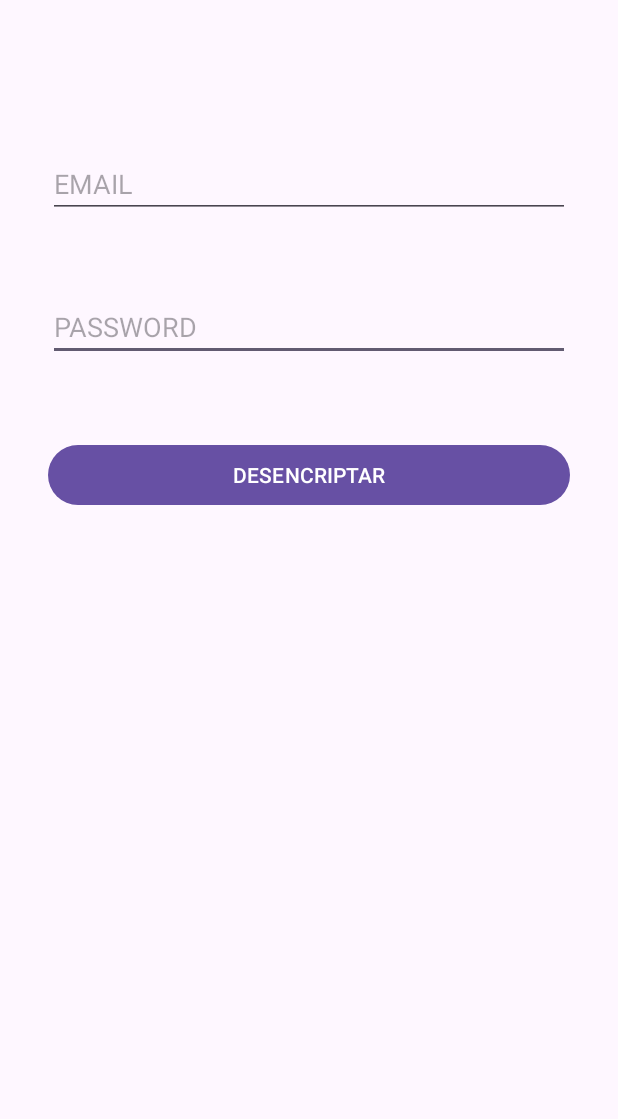
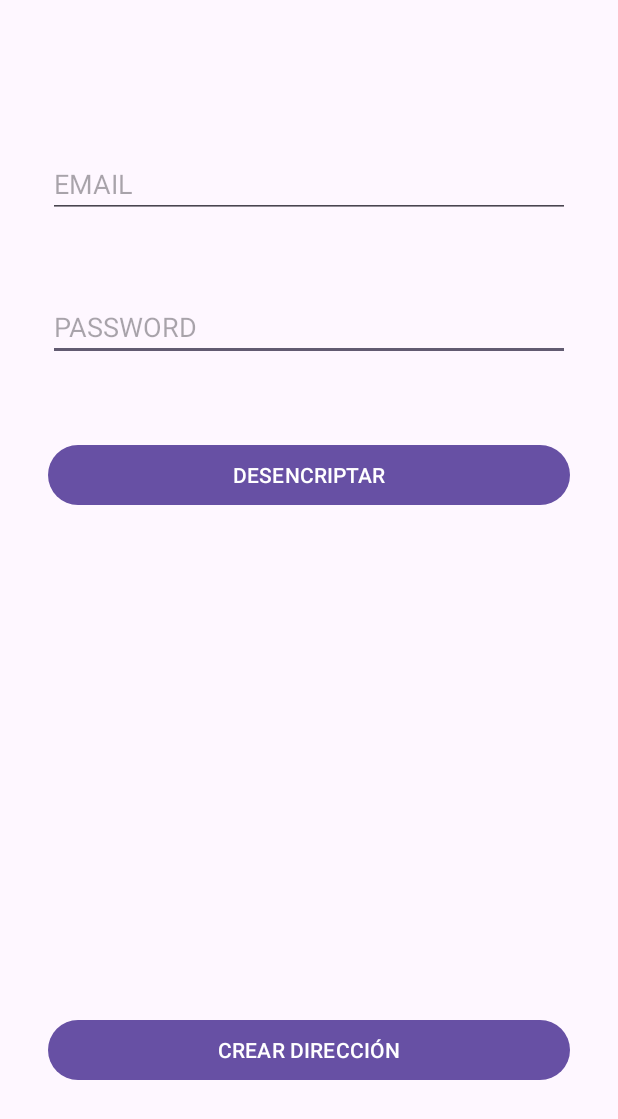
Before and after one commit to sergiio920/04-EnviarYRecibirInformacion, an Android app: the screen it shows after launch (MainActivity), on a phone screen of 412 x 824 dp. Shown: the top 1119 px of the screen. Run offline under Robolectric (Android 15) with nearby library versions, the phone set to English and light mode, and no system bars.

Commit message:
ejemplo acabado

```diff
--- a/app/src/main/java/sergio/moron/a04_enviaryrecibirinformacion/MainActivity.java
+++ b/app/src/main/java/sergio/moron/a04_enviaryrecibirinformacion/MainActivity.java
@@ -1,5 +1,10 @@
 package sergio.moron.a04_enviaryrecibirinformacion;
 
+import androidx.activity.result.ActivityResult;
+import androidx.activity.result.ActivityResultCallback;
+import androidx.activity.result.ActivityResultLauncher;
+import androidx.activity.result.contract.ActivityResultContracts;
+import androidx.annotation.Nullable;
 import androidx.appcompat.app.AppCompatActivity;
 
 import android.content.Intent;
@@ -7,13 +12,18 @@ import android.os.Bundle;
 import android.view.View;
 import android.widget.Button;
 import android.widget.EditText;
+import android.widget.Toast;
 
+import sergio.moron.a04_enviaryrecibirinformacion.modelos.Direccion;
 import sergio.moron.a04_enviaryrecibirinformacion.modelos.Usuario;
 
 public class MainActivity extends AppCompatActivity {
     private EditText txtPassword;
     private EditText txtEmail;
     private Button btnDesencriptar;
+    private Button btnCrearDireccion;
+    private final int DIRECCIONES = 123;
+    private ActivityResultLauncher<Intent> launcherDirecciones;
 
     @Override
     protected void onCreate(Bundle savedInstanceState) {
@@ -21,6 +31,7 @@ public class MainActivity extends AppCompatActivity {
         setContentView(R.layout.activity_main);
 
         inicializarVista();
+        inicializarLauncher();
 
         btnDesencriptar.setOnClickListener(new View.OnClickListener() {
             @Override
@@ -37,11 +48,75 @@ public class MainActivity extends AppCompatActivity {
                 startActivity(intent);
             }
         });
+
+        btnCrearDireccion.setOnClickListener(new View.OnClickListener() {
+            @Override
+            public void onClick(View view) {
+                Intent intent = new Intent(MainActivity.this, CrearDireccionActivity.class);
+                //startActivity(intent);
+                //startActivityForResult(intent, DIRECCIONES);
+                launcherDirecciones.launch(intent);
+            }
+        });
     }
+
+    private void inicializarLauncher() {
+        //registrar una actividad de retorno con 2 partes
+        //1- como lanzo la actividad hija (equivale al startActivityForResult)
+        //2- que hago cuando la hija termina (equivalente al onActivityResult)
+        launcherDirecciones = registerForActivityResult(new ActivityResultContracts.StartActivityForResult(), new ActivityResultCallback<ActivityResult>() {
+            @Override
+            public void onActivityResult(ActivityResult result) {
+                if (result.getResultCode() == RESULT_OK) {
+                    if (result.getData() != null){
+                        Bundle bundle = result.getData().getExtras();
+                        Direccion direccion = (Direccion) bundle.getSerializable("DIRECCION");
+                        Toast.makeText(MainActivity.this, direccion.toString(), Toast.LENGTH_SHORT).show();
+                    } else {
+                        Toast.makeText(MainActivity.this, "FALTAN DATOS", Toast.LENGTH_SHORT).show();
+                    }
+                } else {
+                    Toast.makeText(MainActivity.this, "CANCELADA", Toast.LENGTH_SHORT).show();
+                }
+            }
+        }
+        );
+    }
+
+/*
+    /**
+     * Se activa al retornar StartActivityFromResult
+     * @param requestCode --> identificador de la ventana de la actividad que se ha cerrado
+     *                        "El tipo de dato que retorna"
+     * @param resultCode --> el mod en el que se ha cerrado
+     * @param data --> Datos retornados (intent con el bundle dentro)
+     */
+   /* @Override
+    protected void onActivityResult(int requestCode, int resultCode, @Nullable Intent data) {
+        super.onActivityResult(requestCode, resultCode, data);
+
+        //averiguar que actividad se ha cerrado
+        if (requestCode == DIRECCIONES) {
+            //averiguar si se cerró con éxito
+            if (resultCode == RESULT_OK) {
+                //averiguar si vuelve con datos
+                if (data != null) {
+                    Bundle bundle = data.getExtras();
+                    Direccion direccion = (Direccion) bundle.getSerializable("DIRECCION");
+                } else {
+                    Toast.makeText(this, "NO HAY DATOS", Toast.LENGTH_SHORT).show();
+                }
+            } else {
+                Toast.makeText(this, "CANCELADA", Toast.LENGTH_SHORT).show();
+            }
+        }
+    }
+   */
 
     private void inicializarVista() {
         txtPassword = findViewById(R.id.txtPasswordMain);
         txtEmail = findViewById(R.id.txtEmailMain);
         btnDesencriptar = findViewById(R.id.btnDesencriptarMain);
+        btnCrearDireccion = findViewById(R.id.btnCrearDireccionMain);
     }
 }
--- a/app/src/main/res/layout/activity_main.xml
+++ b/app/src/main/res/layout/activity_main.xml
@@ -48,4 +48,16 @@
         app:layout_constraintEnd_toEndOf="parent"
         app:layout_constraintStart_toStartOf="parent"
         app:layout_constraintTop_toTopOf="parent" />
+
+    <Button
+        android:id="@+id/btnCrearDireccionMain"
+        android:layout_width="0dp"
+        android:layout_height="wrap_content"
+        android:layout_marginStart="32dp"
+        android:layout_marginEnd="32dp"
+        android:layout_marginBottom="100dp"
+        android:text="CREAR DIRECCIÓN"
+        app:layout_constraintBottom_toBottomOf="parent"
+        app:layout_constraintEnd_toEndOf="parent"
+        app:layout_constraintStart_toStartOf="parent" />
 </androidx.constraintlayout.widget.ConstraintLayout>
```
Also changed, not shown: app/src/main/java/sergio/moron/a04_enviaryrecibirinformacion/CrearDireccionActivity.java (+40 -0 lines).
